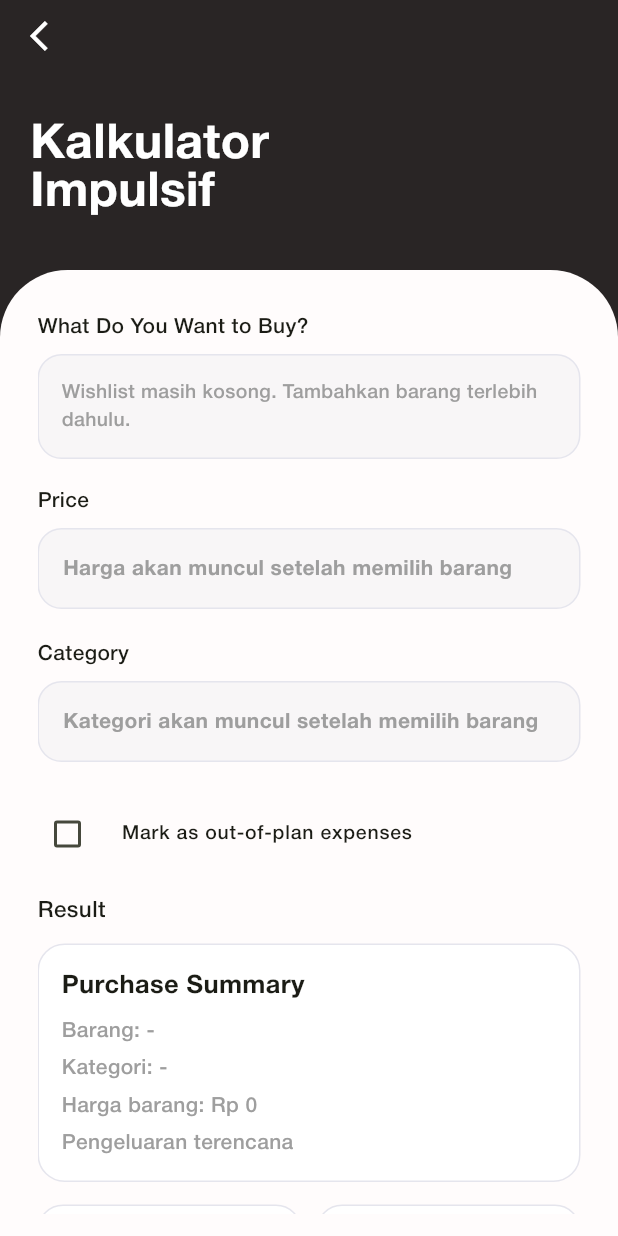
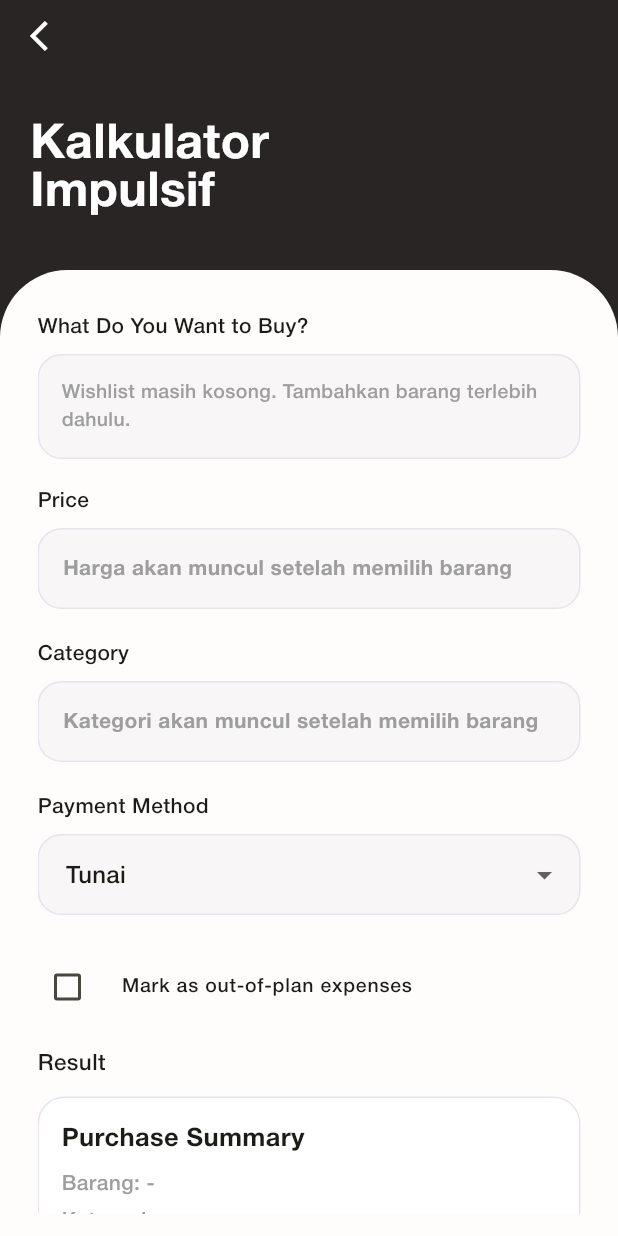
Before and after one commit to savwicak/finance-app, a Flutter app: the ImpulseCalculatorScreen screen opened by its route, after a tap on "Mark as out-of-plan expenses", on a phone screen of 412 x 824 dp. Run offline on Flutter 3.47's test engine with Material 3 defaults, Android fonts, the phone set to English and light mode, and no system bars; our stand-ins replace get, shared_preferences, supabase_flutter; accounts and stored records are empty; network calls fail.

Commit message:
fix calculator impulsive

```diff
--- a/lib/features/category/presentation/screen/add_category_screen.dart
+++ b/lib/features/category/presentation/screen/add_category_screen.dart
@@ -73,7 +73,7 @@ class _AddCategoryScreenState extends State<AddCategoryScreen> {
     setState(() => isSaving = false);
 
     if (success) {
-      Get.offNamed('/category');
+      Get.back(closeOverlays: true);
 
       Get.snackbar(
         'Success!',
--- a/lib/features/impulse-calculator/controller/impulse_calculator_controller.dart
+++ b/lib/features/impulse-calculator/controller/impulse_calculator_controller.dart
@@ -1,4 +1,3 @@
-
 import 'package:get/get.dart';
 import 'package:supabase_flutter/supabase_flutter.dart';
 import 'package:nvidiaapp/features/home/controllers/home_controller.dart';
@@ -29,11 +28,15 @@ class ImpulseCalculatorController extends GetxController {
   final dailyFunds = 0.obs;
   final moneyDurability = 0.0.obs;
   final budgetRemainingAfterPurchase = 0.obs;
+  // PAYMENT METHOD
+  final selectedMethod = 'tunai'.obs;
 
-  // PERIOD
-  int? activePeriodId;
-  DateTime? periodStart;
-  DateTime? periodEnd;
+  final paymentMethods = [
+    {'label': 'Tunai', 'value': 'tunai'},
+    {'label': 'QRIS', 'value': 'qris'},
+    {'label': 'E-Wallet', 'value': 'ewallet'},
+    {'label': 'Transfer', 'value': 'transfer'},
+  ];
 
   HomeController get homeController => Get.find<HomeController>();
 
@@ -41,7 +44,6 @@ class ImpulseCalculatorController extends GetxController {
 
   String? get userId => supabase.auth.currentUser?.id;
 
-  @override
   @override
   void onInit() {
     super.onInit();
@@ -79,7 +81,6 @@ class ImpulseCalculatorController extends GetxController {
       await Future.wait([
         fetchCategories(),
         fetchWishlist(),
-        fetchPeriod(),
       ]);
 
       calculate();
@@ -267,56 +268,6 @@ class ImpulseCalculatorController extends GetxController {
     calculate();
   }
 
-  // FETCH ACTIVE PERIOD
-  Future<void> fetchPeriod() async {
-    try {
-      final uid = userId;
-
-      if (uid == null) {
-        activePeriodId = null;
-        return;
-      }
-
-      final today = DateTime.now().toIso8601String().split('T')[0];
-
-      final response = await supabase
-          .from('periods')
-          .select('id, start_date, end_date, allowance')
-          .eq('user_id', uid)
-          .lte('start_date', today)
-          .gte('end_date', today)
-          .isFilter('closed_at', null)
-          .order('start_date', ascending: false)
-          .limit(1);
-
-      if (response.isEmpty) {
-        activePeriodId = null;
-        periodStart = null;
-        periodEnd = null;
-
-        print('ACTIVE PERIOD NOT FOUND: $today');
-        return;
-      }
-
-      final period = response.first;
-
-      activePeriodId = (period['id'] as num).toInt();
-
-      periodStart = DateTime.parse(
-        period['start_date'].toString(),
-      );
-
-      periodEnd = DateTime.parse(
-        period['end_date'].toString(),
-      );
-
-      print('ACTIVE PERIOD ID: $activePeriodId');
-    } catch (e) {
-      print('FETCH PERIOD ERROR: $e');
-      Get.snackbar('Error', 'Gagal mengambil periode: $e');
-    }
-  }
-
   // CALCULATE
   void calculate() {
     final summary = homeController.summary.value;
@@ -349,7 +300,7 @@ class ImpulseCalculatorController extends GetxController {
             ? remainingBudget
             : remainingBudget - itemPrice;
 
-    // REMAINING PERIOD DAYS
+    // REMAINING DAYS UNTIL END OF MONTH
     final today = DateTime.now();
 
     final currentDate = DateTime(
@@ -358,25 +309,13 @@ class ImpulseCalculatorController extends GetxController {
       today.day,
     );
 
-    int remainingDays;
+    final lastDay = DateTime(
+      today.year,
+      today.month + 1,
+      0,
+    ).day;
 
-    if (periodEnd != null) {
-      final endDate = DateTime(
-        periodEnd!.year,
-        periodEnd!.month,
-        periodEnd!.day,
-      );
-
-      remainingDays = endDate.difference(currentDate).inDays + 1;
-    } else {
-      final lastDay = DateTime(
-        today.year,
-        today.month + 1,
-        0,
-      ).day;
-
-      remainingDays = lastDay - today.day + 1;
-    }
+    int remainingDays = lastDay - today.day + 1;
 
     if (remainingDays < 1) remainingDays = 1;
 
@@ -386,19 +325,19 @@ class ImpulseCalculatorController extends GetxController {
     ).floor();
 
     // AVERAGE DAILY EXPENSE
-    final startDate = periodStart != null
-        ? DateTime(
-            periodStart!.year,
-            periodStart!.month,
-            periodStart!.day,
-          )
-        : DateTime(today.year, today.month, 1);
+    final startDate = DateTime(
+      today.year,
+      today.month,
+      1,
+    );
 
-    int elapsedDays = currentDate.difference(startDate).inDays + 1;
+    int elapsedDays =
+        currentDate.difference(startDate).inDays + 1;
 
     if (elapsedDays < 1) elapsedDays = 1;
 
-    final averageDailyExpense = monthlyExpense / elapsedDays;
+    final averageDailyExpense =
+        monthlyExpense / elapsedDays;
 
     // MONEY DURABILITY
     if (averageDailyExpense > 0) {
@@ -407,17 +346,6 @@ class ImpulseCalculatorController extends GetxController {
     } else {
       moneyDurability.value = 0;
     }
-
-    print('===== IMPULSE CALCULATION =====');
-    print('Balance: $currentBalance');
-    print('Price: $itemPrice');
-    print('Remaining Balance: ${balanceRemaining.value}');
-    print('Remaining Budget: $remainingBudget');
-    print('Budget After Purchase: ${budgetRemainingAfterPurchase.value}');
-    print('Remaining Days: $remainingDays');
-    print('Daily Funds: ${dailyFunds.value}');
-    print('Average Daily Expense: $averageDailyExpense');
-    print('Money Durability: ${moneyDurability.value}');
   }
 
   // BUY ANYWAY
@@ -446,14 +374,6 @@ class ImpulseCalculatorController extends GetxController {
       return;
     }
 
-    if (activePeriodId == null) {
-      Get.snackbar(
-        'Periode tidak ditemukan',
-        'Pastikan kamu memiliki periode aktif.',
-      );
-      return;
-    }
-
     final uid = userId;
 
     if (uid == null) {
@@ -468,11 +388,10 @@ class ImpulseCalculatorController extends GetxController {
     try {
       await supabase.from('transactions').insert({
         'user_id': uid,
-        'period_id': activePeriodId,
         'category_id': selectedCategoryId.value,
         'type': 'expense',
         'amount': price.value,
-        'method': 'manual',
+        'method': selectedMethod.value,
         'note': name.value.trim(),
         'occurred_at': DateTime.now().toUtc().toIso8601String(),
         'source': 'manual',
--- a/lib/features/impulse-calculator/presentation/screens/impulse_calculator_screen.dart
+++ b/lib/features/impulse-calculator/presentation/screens/impulse_calculator_screen.dart
@@ -188,6 +188,35 @@ class ImpulseCalculatorScreen extends StatelessWidget {
                         ),
                       ),
 
+                      const SizedBox(height: 20),
+
+
+                      const Text('Payment Method'),
+                      const SizedBox(height: 8),
+
+                      Obx(() {
+                        return DropdownButtonFormField<String>(
+                          value: controller.selectedMethod.value,
+                          isExpanded: true,
+                          menuMaxHeight: 300,
+                          decoration: inputDecoration('Pilih metode pembayaran'),
+                          hint: const Text('Pilih metode pembayaran'),
+                          items: controller.paymentMethods.map((method) {
+                            return DropdownMenuItem<String>(
+                              value: method['value'],
+                              child: Text(
+                                method['label']!,
+                                overflow: TextOverflow.ellipsis,
+                              ),
+                            );
+                          }).toList(),
+                          onChanged: (value) {
+                            if (value != null) {
+                              controller.selectedMethod.value = value;
+                            }
+                          },
+                        );
+                      }),
                       const SizedBox(height: 20),
 
                       // OUT OF PLAN
```
